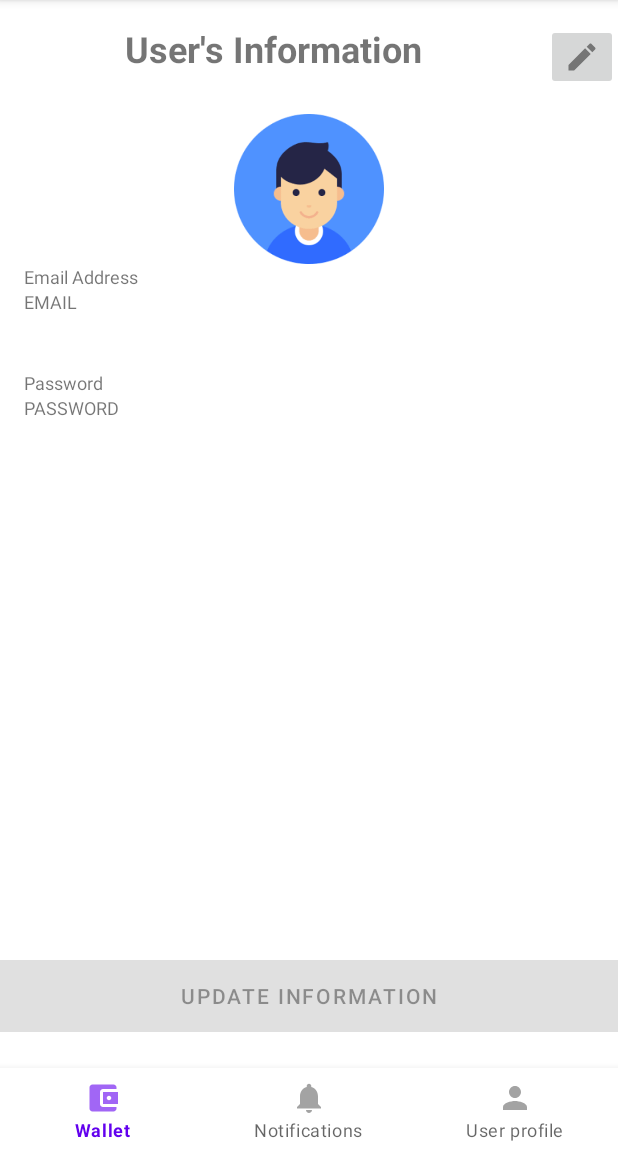
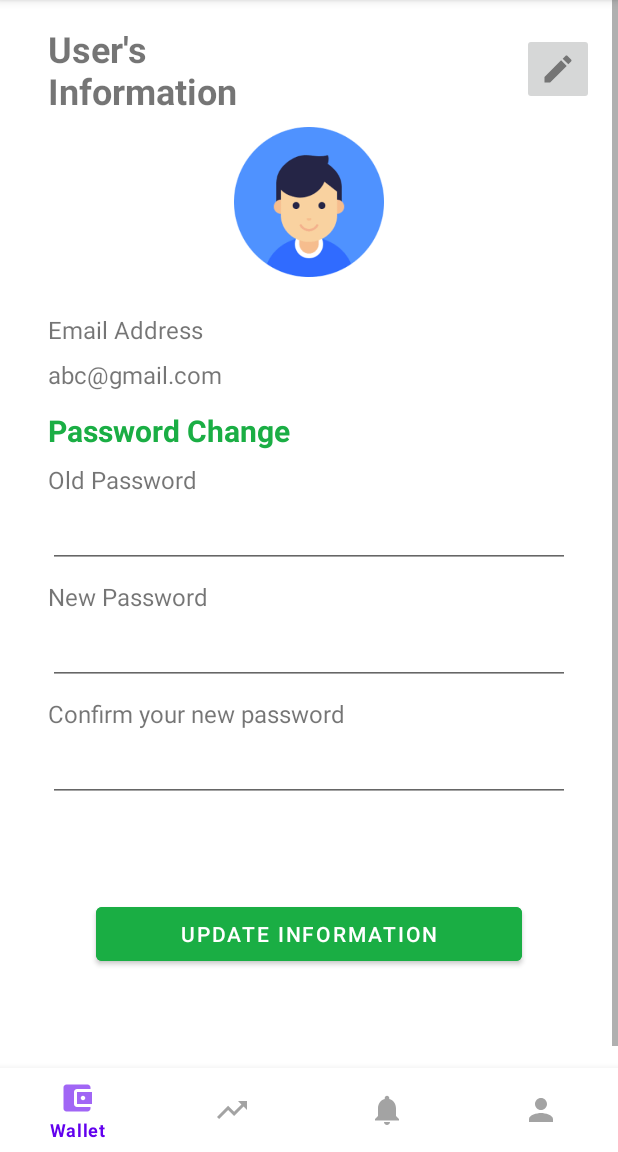
Before and after one commit to doanhduy199819/moneyaah, an Android app: the fragment ProfileFragment placed in its activity, on a phone screen of 412 x 824 dp, the part 84-1236 px from its top. Run offline under Robolectric (Android 15) with nearby library versions, the phone set to English and light mode, and no system bars.

Commit message:
Change form password

```diff
--- a/app/src/main/java/com/example/moneyaah/ProfileFragment.java
+++ b/app/src/main/java/com/example/moneyaah/ProfileFragment.java
@@ -23,8 +23,8 @@ public class ProfileFragment extends Fragment {
     ImageButton editButton;
     Button updateButton;
 
-    TextView email, password, reenterPassword, reenterLabel;
-    EditText edit_email, edit_password, edit_reenter_password;
+    TextView emailContent;
+    EditText editEmail, editOldPassword, editNewPassword, editConfirmPassword;
 
     // TODO: Rename parameter arguments, choose names that match
     // the fragment initialization parameters, e.g. ARG_ITEM_NUMBER
@@ -72,65 +72,68 @@ public class ProfileFragment extends Fragment {
         // Inflate the layout for this fragment
         View view = inflater.inflate(R.layout.fragment_profile, container, false);
 
+        setUpUI(view);
+        setUpEvent(view);
 
-        // Set up UI
-        email = view.findViewById(R.id.email);
-        password = view.findViewById(R.id.password);
-        reenterPassword = view.findViewById(R.id.reenter_password);
-        reenterLabel = view.findViewById(R.id.reenter_password_label);
+        return view;
+    }
 
-        edit_email = view.findViewById(R.id.edit_email);
-        edit_password = view.findViewById(R.id.edit_password);
-        edit_reenter_password = view.findViewById(R.id.edit_reenter_password);
+    private void setUpUI(View mainView) {
+        editButton = mainView.findViewById(R.id.button_edit);
 
+        emailContent = mainView.findViewById(R.id.email_content);
+        editEmail = mainView.findViewById(R.id.edit_email);
 
-        editButton = view.findViewById(R.id.button_edit);
+        editOldPassword = mainView.findViewById(R.id.edit_old_password);
+        editNewPassword = mainView.findViewById(R.id.edit_new_password);
+        editConfirmPassword = mainView.findViewById(R.id.edit_confirm_new_password);
+
+        updateButton = mainView.findViewById(R.id.button_update);
+    }
+
+    private void setUpEvent(View mainView) {
+
+        // Edit
         editButton.setOnClickListener(new View.OnClickListener() {
             @Override
             public void onClick(View v) {
-                email.setVisibility(View.INVISIBLE);
-                password.setVisibility(View.INVISIBLE);
-//                reenterPassword.setVisibility(View.INVISIBLE);
+                emailContent.setVisibility(View.INVISIBLE);
+                editEmail.setVisibility(View.VISIBLE);
 
-                edit_email.setVisibility(View.VISIBLE);
-                edit_password.setVisibility(View.VISIBLE);
-                reenterLabel.setVisibility(View.VISIBLE);
-                edit_reenter_password.setVisibility(View.VISIBLE);
-
-                updateButton.setEnabled(true);
+                editEmail.setText(emailContent.getText());
             }
         });
 
-        updateButton = view.findViewById(R.id.button_update);
+        // Update
         updateButton.setOnClickListener(new View.OnClickListener() {
             @Override
             public void onClick(View v) {
-                String emailText = edit_email.getText().toString();
-                String passwordText = edit_password.getText().toString();
-                String reenterText = edit_reenter_password.getText().toString();
 
-                if (passwordText != reenterText) {
-                    Toast.makeText(getActivity(), "Password does not match", Toast.LENGTH_SHORT).show();
-                    return;
+                // Information
+                emailContent.setText(editEmail.getText());
+                emailContent.setVisibility(View.VISIBLE);
+                editEmail.setVisibility(View.INVISIBLE);
+
+                // Password
+                String password = "1234";
+                String oldPass = editOldPassword.getText().toString();
+                String newPass = editNewPassword.getText().toString();
+                String confirmPass = editConfirmPassword.getText().toString();
+
+                if (!oldPass.equals(password)) {
+                    // Wrong password
                 }
-
-                email.setText(emailText);
-                password.setText(passwordText);
-                reenterPassword.setText(reenterText);
-
-                email.setVisibility(View.VISIBLE);
-                password.setVisibility(View.VISIBLE);
-                reenterPassword.setVisibility(View.VISIBLE);
-
-                edit_email.setVisibility(View.INVISIBLE);
-                edit_password.setVisibility(View.INVISIBLE);
-                reenterLabel.setVisibility(View.INVISIBLE);
-                reenterPassword.setVisibility(View.INVISIBLE);
-                edit_reenter_password.setVisibility(View.INVISIBLE);
-
-                updateButton.setEnabled(false);
+                else if (!newPass.equals(confirmPass)) {
+                    editNewPassword.setText("");
+                    editConfirmPassword.setText("");
+                }
+                else {
+                    // Change user password
+                    editOldPassword.setText("");
+                    editNewPassword.setText("");
+                    editConfirmPassword.setText("");
+                }
             }
         });
-        return view;
     }
 }
--- /dev/null
+++ b/app/src/main/res/drawable-anydpi/stats_icon.xml
@@ -0,0 +1,11 @@
+<vector xmlns:android="http://schemas.android.com/apk/res/android"
+    android:width="24dp"
+    android:height="24dp"
+    android:viewportWidth="24"
+    android:viewportHeight="24"
+    android:tint="#333333"
+    android:alpha="0.6">
+  <path
+      android:fillColor="@android:color/white"
+      android:pathData="M16,6l2.29,2.29 -4.88,4.88 -4,-4L2,16.59 3.41,18l6,-6 4,4 6.3,-6.29L22,12V6z"/>
+</vector>
--- a/app/src/main/res/layout/fragment_profile.xml
+++ b/app/src/main/res/layout/fragment_profile.xml
@@ -1,150 +1,206 @@
 <?xml version="1.0" encoding="utf-8"?>
-<androidx.constraintlayout.widget.ConstraintLayout xmlns:android="http://schemas.android.com/apk/res/android"
+
+<LinearLayout xmlns:android="http://schemas.android.com/apk/res/android"
+    xmlns:app="http://schemas.android.com/apk/res-auto"
     xmlns:tools="http://schemas.android.com/tools"
     android:layout_width="match_parent"
     android:layout_height="match_parent"
-    xmlns:app="http://schemas.android.com/apk/res-auto"
+    android:orientation="vertical"
     tools:context=".ProfileFragment">
 
+    <ScrollView
+        android:layout_width="match_parent"
+        android:layout_height="match_parent">
+
+        <LinearLayout
+            android:orientation="vertical"
+            android:padding="16dp"
+            android:layout_width="match_parent"
+            android:layout_height="match_parent" >
             <LinearLayout
                 android:id="@+id/header"
-        android:orientation="horizontal"
                 android:layout_width="match_parent"
                 android:layout_height="wrap_content"
 
-        android:layout_marginTop="16dp"
-        app:layout_constraintTop_toTopOf="parent"
-        app:layout_constraintStart_toStartOf="parent"
-        app:layout_constraintEnd_toEndOf="parent" >
+                android:orientation="horizontal">
 
                 <TextView
                     android:id="@+id/profile_title"
                     android:layout_width="wrap_content"
                     android:layout_height="wrap_content"
-            android:gravity="center"
+                    android:layout_marginStart="16dp"
+                    android:layout_weight="1"
+                    android:text="User's\nInformation"
+                    android:textAlignment="textStart"
                     android:textSize="24sp"
-            android:textStyle="bold"
-            android:layout_weight="1"
-            android:text="User's Information" />
+                    android:textStyle="bold" />
 
                 <ImageButton
                     android:id="@+id/button_edit"
                     android:layout_width="wrap_content"
-            android:layout_height="wrap_content"
+                    android:layout_height="48dp"
                     android:layout_gravity="center"
                     android:src="@drawable/edit_icon" />
 
 
             </LinearLayout>
-    <!-- TODO: Update blank fragment layout -->
 
+            <ImageView
+                android:id="@+id/avatar"
+                android:layout_width="100dp"
+                android:layout_height="100dp"
+                android:layout_gravity="center"
+                android:layout_margin="8dp"
+                android:src="@drawable/avatar" />
 
             <LinearLayout
                 android:layout_width="match_parent"
                 android:layout_height="wrap_content"
-        app:layout_constraintTop_toBottomOf="@id/header"
-        app:layout_constraintStart_toStartOf="parent"
-        app:layout_constraintEnd_toEndOf="parent"
+                android:orientation="vertical"
+                android:padding="16dp">
 
-        android:padding="16dp"
-        android:orientation="vertical">
-
-        <ImageView
-            android:id="@+id/avatar"
-            android:src="@drawable/avatar"
-            android:layout_width="100dp"
-            android:layout_height="100dp"
-            android:layout_gravity="center" />
+                <!-- Email -->
+                <androidx.constraintlayout.widget.ConstraintLayout
+                    android:layout_width="match_parent"
+                    android:layout_height="wrap_content">
 
                     <TextView
+                        android:id="@+id/email_title"
                         android:layout_width="match_parent"
                         android:layout_height="wrap_content"
-            android:textSize="12dp"
-            android:text="Email Address" />
+                        android:text="Email Address"
+                        android:textSize="16sp"
+                        app:layout_constraintEnd_toEndOf="parent"
+                        app:layout_constraintStart_toStartOf="parent"
+                        app:layout_constraintTop_toTopOf="parent" />
 
                     <TextView
-            android:id="@+id/email"
+                        android:id="@+id/email_content"
                         android:layout_width="match_parent"
                         android:layout_height="wrap_content"
-            android:textSize="12dp"
+                        android:layout_marginTop="8dp"
+                        android:text="abc@gmail.com"
+                        android:textSize="16sp"
                         android:visibility="visible"
-            android:text="EMAIL" />
+                        app:layout_constraintEnd_toEndOf="parent"
+                        app:layout_constraintStart_toStartOf="parent"
+                        app:layout_constraintTop_toBottomOf="@id/email_title" />
 
                     <EditText
                         android:id="@+id/edit_email"
                         android:layout_width="match_parent"
                         android:layout_height="wrap_content"
-            android:layout_weight="1"
-            android:textSize="12dp"
                         android:ems="10"
                         android:inputType="textEmailAddress"
+
+                        android:textSize="16sp"
                         android:visibility="invisible"
-            android:text="Name" />
+
+                        app:layout_constraintEnd_toEndOf="parent"
+                        app:layout_constraintStart_toStartOf="parent"
+                        app:layout_constraintTop_toBottomOf="@id/email_title" />
+                </androidx.constraintlayout.widget.ConstraintLayout>
+
+                <!-- Password -->
+                <androidx.constraintlayout.widget.ConstraintLayout
+                    android:layout_width="match_parent"
+                    android:layout_height="wrap_content">
 
                     <TextView
+                        android:id="@+id/password_change"
                         android:layout_width="match_parent"
                         android:layout_height="wrap_content"
-            android:textSize="12dp"
-            android:text="Password" />
+
+                        android:text="Password Change"
+
+                        android:textColor="@color/backgroundColor"
+                        android:textSize="20sp"
+                        android:textStyle="bold"
+                        app:layout_constraintTop_toTopOf="parent" />
 
                     <TextView
-            android:id="@+id/password"
+                        android:id="@+id/old_password_title"
                         android:layout_width="match_parent"
                         android:layout_height="wrap_content"
-            android:textSize="12dp"
-            android:visibility="visible"
-            android:text="PASSWORD" />
+
+                        android:layout_marginTop="8dp"
+                        android:text="Old Password"
+
+                        android:textSize="16sp"
+                        app:layout_constraintTop_toBottomOf="@id/password_change" />
 
                     <EditText
-            android:id="@+id/edit_password"
+                        android:id="@+id/edit_old_password"
+                        android:layout_width="match_parent"
+                        android:layout_height="48dp"
+                        android:layout_weight="1"
+                        android:ems="10"
+                        android:inputType="textPassword"
+
+                        android:textSize="16sp"
+                        android:visibility="visible"
+                        app:layout_constraintTop_toBottomOf="@id/old_password_title" />
+
+                    <TextView
+                        android:id="@+id/new_password_title"
                         android:layout_width="match_parent"
                         android:layout_height="wrap_content"
+
+                        android:layout_marginTop="8dp"
+                        android:text="New Password"
+
+                        android:textSize="16sp"
+                        app:layout_constraintTop_toBottomOf="@id/edit_old_password" />
+
+                    <EditText
+                        android:id="@+id/edit_new_password"
+                        android:layout_width="match_parent"
+                        android:layout_height="48dp"
                         android:layout_weight="1"
-            android:textSize="12dp"
-            android:visibility="invisible"
                         android:ems="10"
                         android:inputType="textPassword"
-            android:text="Name" />
+                        android:textSize="16sp"
+
+                        android:visibility="visible"
+                        app:layout_constraintTop_toBottomOf="@id/new_password_title" />
 
                     <TextView
-            android:id="@+id/reenter_password_label"
+                        android:id="@+id/confirm_new_password_title"
                         android:layout_width="match_parent"
                         android:layout_height="wrap_content"
-            android:visibility="invisible"
-            android:textSize="12dp"
-            android:text="Re-enter Password" />
 
-        <TextView
-            android:id="@+id/reenter_password"
-            android:layout_width="match_parent"
-            android:layout_height="wrap_content"
-            android:textSize="12dp"
-            android:visibility="invisible"
-            android:text="RE-ENTER PASSWORD" />
+                        android:layout_marginTop="8dp"
+                        android:text="Confirm your new password"
+
+                        android:textSize="16sp"
+                        app:layout_constraintTop_toBottomOf="@id/edit_new_password" />
 
                     <EditText
-            android:id="@+id/edit_reenter_password"
+                        android:id="@+id/edit_confirm_new_password"
                         android:layout_width="match_parent"
-            android:layout_height="wrap_content"
+                        android:layout_height="48dp"
                         android:layout_weight="1"
                         android:ems="10"
-            android:textSize="12dp"
-            android:visibility="invisible"
                         android:inputType="textPassword"
-            android:text="Name" />
+                        android:textSize="16sp"
 
+                        android:visibility="visible"
+                        app:layout_constraintTop_toBottomOf="@id/confirm_new_password_title" />
+
+                </androidx.constraintlayout.widget.ConstraintLayout>
 
             </LinearLayout>
 
             <Button
                 android:id="@+id/button_update"
-        app:layout_constraintBottom_toBottomOf="parent"
-        app:layout_constraintStart_toStartOf="parent"
-        app:layout_constraintEnd_toEndOf="parent"
-        android:layout_marginBottom="16dp"
-        android:text="Update Information"
                 android:layout_width="match_parent"
                 android:layout_height="wrap_content"
-        android:enabled="false"
-        android:background="@color/backgroundColor"/>
-</androidx.constraintlayout.widget.ConstraintLayout>
+                android:layout_margin="48dp"
+                android:backgroundTint="@color/backgroundColor"
+                android:text="Update Information" />
+
+        </LinearLayout>
+
+    </ScrollView>
+
+</LinearLayout>
--- a/app/src/main/res/menu/menu_bottom_navigation.xml
+++ b/app/src/main/res/menu/menu_bottom_navigation.xml
@@ -4,6 +4,11 @@
         android:id="@+id/wallet"
         android:icon="@drawable/wallet_icon"
         android:title="Wallet" />
+
+    <item
+        android:id="@+id/statistics"
+        android:icon="@drawable/stats_icon"
+        android:title="Statistics" />
 
     <item
         android:id="@+id/notification"
--- a/app/src/main/res/values/strings.xml
+++ b/app/src/main/res/values/strings.xml
@@ -2,4 +2,6 @@
     <string name="app_name">Moneyaah</string>
     <!-- TODO: Remove or change this placeholder text -->
     <string name="hello_blank_fragment">Hello blank fragment</string>
+    <string name="password_not_match">Your password does not match, please try again</string>
+    <string name="invalid_password">Wrong password, please try again</string>
 </resources>
```
Also changed, not shown: app/src/main/AndroidManifest.xml (+0 -16 lines), app/src/main/java/com/example/moneyaah/NotificationActivity.java (deleted, +0 -56 lines), app/src/main/java/com/example/moneyaah/ProfileActivity.java (deleted, +0 -52 lines), app/src/main/java/com/example/moneyaah/StatisticsFragment.java (added, +64 -0 lines), app/src/main/java/com/example/moneyaah/WalletActivity.java (deleted, +0 -52 lines), app/src/main/res/layout/fragment_statistics.xml (added, +14 -0 lines), app/src/main/res/drawable-hdpi/stats_icon.png (added), app/src/main/res/drawable-mdpi/stats_icon.png (added), app/src/main/res/drawable-xhdpi/stats_icon.png (added), app/src/main/res/drawable-xxhdpi/stats_icon.png (added). Lines whose indentation alone changed are shown as unchanged.
